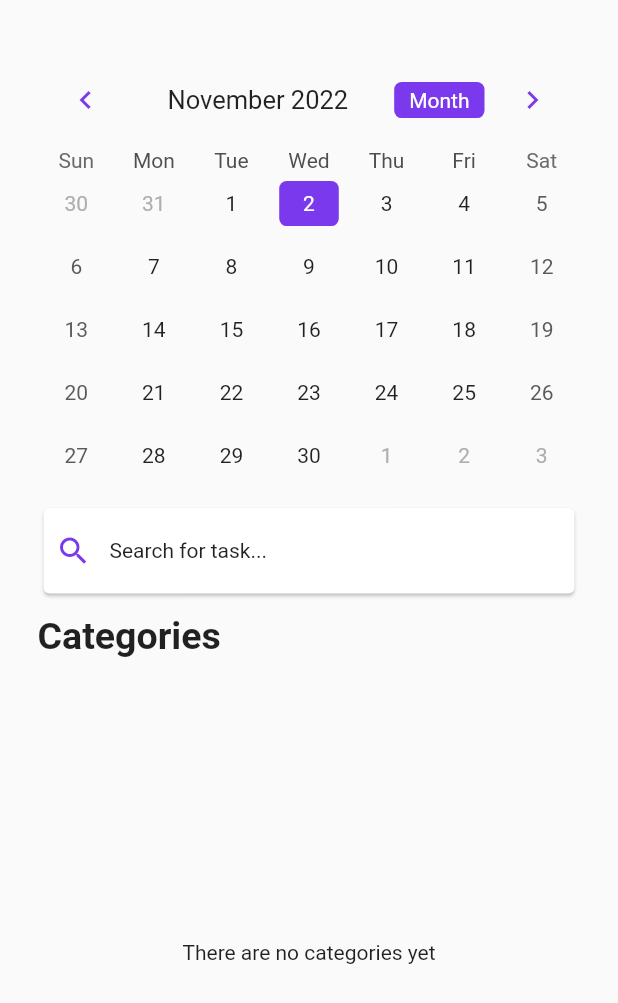
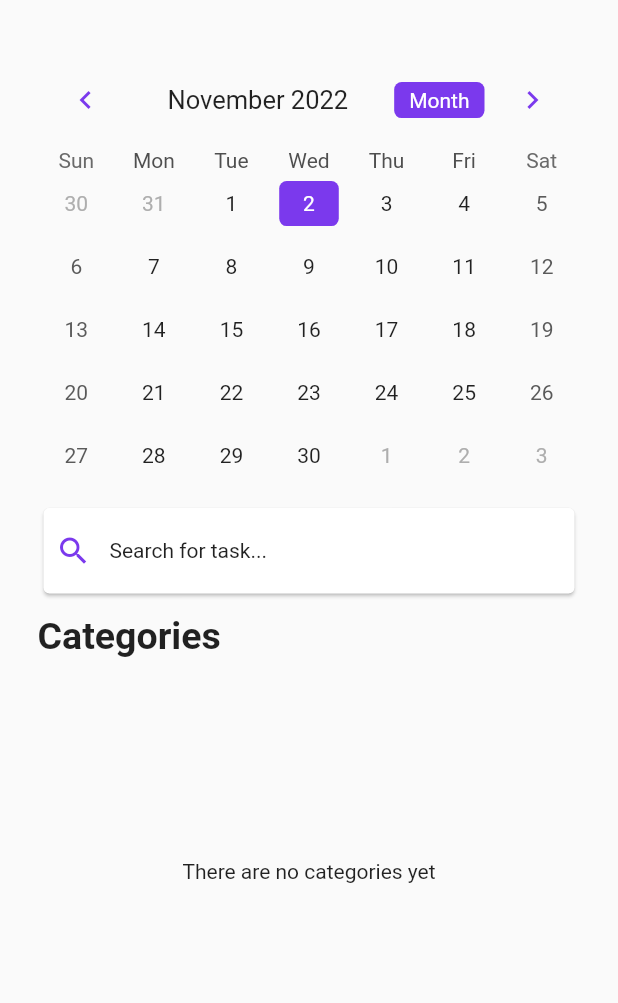
Before and after one commit to Dalalghesh/Taskify, a Flutter app: the CategoriesScreen screen opened directly, on a phone screen of 412 x 824 dp. Shown: the top 1003 px of the screen. Run offline on Flutter 3.47's test engine with Material 2 defaults, Android fonts, the phone set to English and light mode, and no system bars; drawn by our look-alikes of table_calendar; our stand-ins replace awesome_notifications, calendar_date_picker2, cloud_firestore, cool_alert, dropdown_button2, file_picker and 14 more; missing offline and left inert: animated_radio_buttons, cron, curved_nav_bar, dart:html, flutter_cupertino_datetime_picker, googleapis and 1 more; accounts and stored records are empty.

Commit message:
Update categories_screen.dart

```diff
--- a/taskify/lib/screens/categories_screen.dart
+++ b/taskify/lib/screens/categories_screen.dart
@@ -221,7 +221,7 @@ class _CategoriesScreenState extends State<CategoriesScreen> {
                       ),
                     ),
                     Container(
-                        height: MediaQuery.of(context).size.height / 2.1,
+                        height: MediaQuery.of(context).size.height / 2.9,
                         child: provider.categoriesLoading
                             ? Center(
                                 child: CircularProgressIndicator(),
@@ -234,7 +234,7 @@ class _CategoriesScreenState extends State<CategoriesScreen> {
                                     gridDelegate:
                                         SliverGridDelegateWithFixedCrossAxisCount(
                                             crossAxisCount: 2,
-                                            childAspectRatio: 2 / 1.3),
+                                            childAspectRatio: 2 / 1.5),
                                     itemCount: provider.categories.length,
                                     shrinkWrap: true,
                                     itemBuilder: (context, index) {
```
